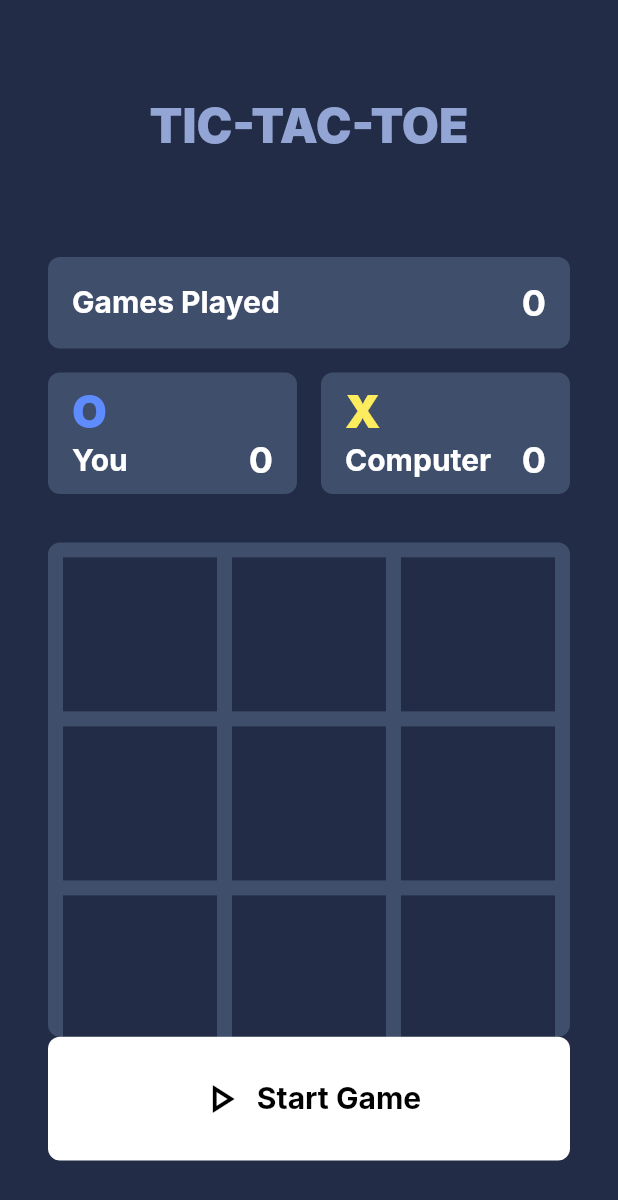
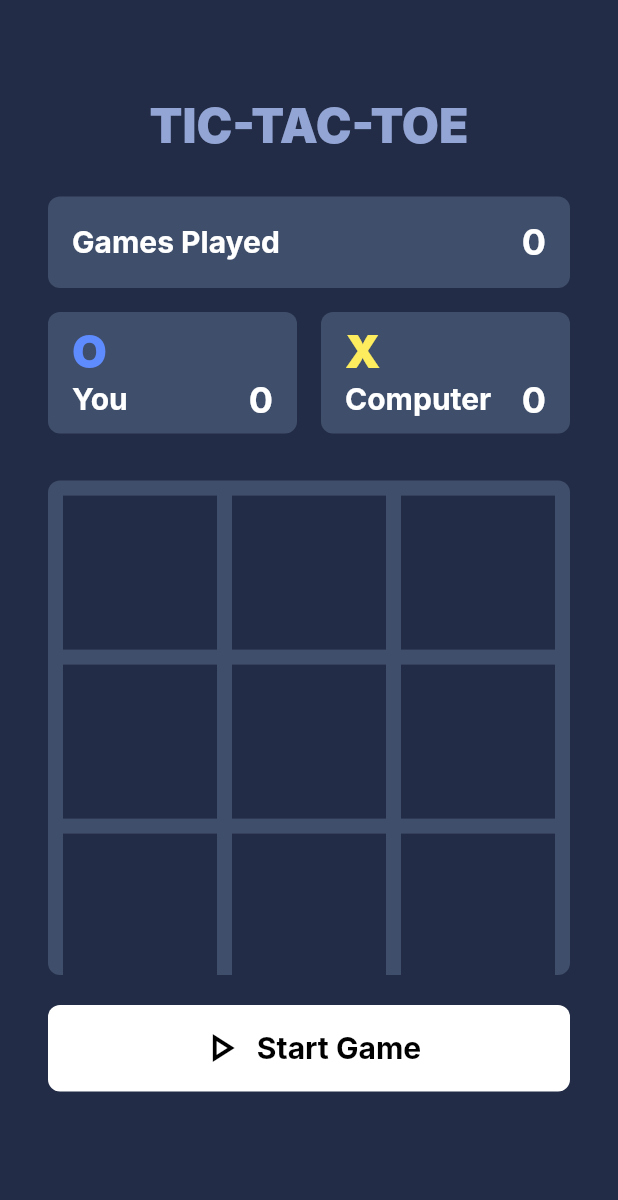
Before and after one commit to BotsheloRamela/Flutter-Tic-Tac-Toe-Assignment, a Flutter app: the screen it shows after launch, on a phone screen of 412 x 824 dp. Shown: the top 1200 px of the screen. Run offline on Flutter 3.47's test engine with Material 3 defaults, Android fonts, the phone set to English and light mode, and no system bars; our stand-ins replace bloc, equatable, flutter_bloc, get_it; Roboto replaces fonts that are missing (Inter).

Commit message:
CHORE(ui): Make game page scrollable to support more widgets

```diff
--- a/lib/game/widgets/action_button.dart
+++ b/lib/game/widgets/action_button.dart
@@ -8,7 +8,7 @@ extension on Status {
       return 'Start Game';
     }
     if (this == Status.inProgress) {
-      return 'Reset Game';
+      return 'Restart Game';
     }
     return 'Play Again';
   }
@@ -48,7 +48,7 @@ class ActionButton extends StatelessWidget {
       },
       style: ButtonStyle(
         backgroundColor: WidgetStateProperty.all(colorScheme.inversePrimary),
-        padding: WidgetStateProperty.all(const EdgeInsets.symmetric(horizontal: 16, vertical: 8)),
+        padding: WidgetStateProperty.all(const EdgeInsets.symmetric(horizontal: 16)),
         shape: WidgetStateProperty.all(RoundedRectangleBorder(borderRadius: BorderRadius.circular(8))),
       ),
       child: Row(
--- a/lib/game/widgets/game_page.dart
+++ b/lib/game/widgets/game_page.dart
@@ -25,23 +25,33 @@ class GamePage extends StatelessWidget {
           }
         },
         builder: (context, state) {
-          return Container(
+          return SingleChildScrollView(
+            physics: const NeverScrollableScrollPhysics(),
+            child: Container(
               padding: const EdgeInsets.all(32),
               child: Column(
                 children: [
                   SizedBox(
-                  height: MediaQuery.sizeOf(context).height * .4,
+                    height: MediaQuery.sizeOf(context).height * .35,
                     child: ScoreHeader(state: state),
                   ),
                   SizedBox(
                     height: MediaQuery.sizeOf(context).height * .4,
                     child: Grid(positions: state.positions),
                   ),
+                  const SizedBox(height: 20),
                   SizedBox(
-                  height: MediaQuery.sizeOf(context).height * .1,
+                    height: MediaQuery.sizeOf(context).height * .07,
+                    child: ActionButton(status: state.status),
+                  ),
+                  const SizedBox(height: 20),
+                  if (state.status == Status.inProgress)
+                    SizedBox(
+                      height: MediaQuery.sizeOf(context).height * .07,
                       child: ActionButton(status: state.status),
                     ),
                 ],
+              ),
             ),
           );
         },
--- a/lib/game/widgets/grid.dart
+++ b/lib/game/widgets/grid.dart
@@ -18,8 +18,9 @@ class _MarkerBlock extends StatelessWidget {
   @override
   Widget build(BuildContext context) {
     final gameBloc = context.read<GameBloc>();
-    ThemeData theme = Theme.of(context);
-    Color? pointColor = point?.value.toColor(theme);
+    final ThemeData theme = Theme.of(context);
+    final Color? pointColor = point?.value.toColor(theme);
+
     return GestureDetector(
       onTap: () => gameBloc.add(MoveEvent(MarkedPoint.pointByPlayer(position: position))),
       child: Container(
@@ -37,42 +38,37 @@ class _MarkerBlock extends StatelessWidget {
   }
 }
 
-class Grid extends StatefulWidget {
-  List<MarkedPoint> positions;
-  Grid({required this.positions, super.key});
+class Grid extends StatelessWidget {
+  final List<MarkedPoint> positions;
+
+  const Grid({required this.positions, super.key});
 
   @override
-  State<Grid> createState() => _GridState();
-}
-
-class _GridState extends State<Grid> {
-  @override
   Widget build(BuildContext context) {
-    ThemeData theme = Theme.of(context);
+    final ThemeData theme = Theme.of(context);
     return BlocBuilder<GameBloc, GameState>(
       builder: (context, state) {
-        List<MarkedPoint> gridPositions = state.positions;
-        return SizedBox(
-          child: Container(
-            decoration: BoxDecoration(
-              color: theme.colorScheme.onSurface,
-              borderRadius: BorderRadius.circular(8),
-            ),
-            child: GridView.count(
-              padding: EdgeInsets.all(10),
+        final List<MarkedPoint> gridPositions = state.positions;
+
+        return Container(
+          decoration: BoxDecoration(
+            color: theme.colorScheme.onSurface,
+            borderRadius: BorderRadius.circular(8),
+          ),
+          child: GridView.builder(
+            padding: const EdgeInsets.all(10),
+            gridDelegate: const SliverGridDelegateWithFixedCrossAxisCount(
               crossAxisCount: 3,
               mainAxisSpacing: 10,
               crossAxisSpacing: 10,
-              children: EngineConstants.maxGridPoints.map(
-                (position) {
-                  MarkedPoint? currentPoint = gridPositions.existsOnGrid(position);
-                  return _MarkerBlock(
-                    point: currentPoint,
-                    position: position,
-                  );
-                },
-              ).toList(),
             ),
+            itemCount: EngineConstants.maxGridPoints.length,
+            physics: const NeverScrollableScrollPhysics(),
+            itemBuilder: (context, index) {
+              final position = EngineConstants.maxGridPoints[index];
+              final currentPoint = gridPositions.existsOnGrid(position);
+              return _MarkerBlock(point: currentPoint, position: position);
+            },
           ),
         );
       },
--- a/lib/game/widgets/score_header.dart
+++ b/lib/game/widgets/score_header.dart
@@ -29,7 +29,7 @@ class ScoreHeader extends StatelessWidget {
           ),
         ),
         Flexible(
-          flex: 2,
+          flex: 3,
           child: Container(
             padding: const EdgeInsets.all(16),
             decoration: BoxDecoration(
@@ -47,7 +47,7 @@ class ScoreHeader extends StatelessWidget {
         ),
         const SizedBox(height: 16),
         Flexible(
-          flex: 3,
+          flex: 4,
           child: SizedBox(
             width: MediaQuery.of(context).size.width,
             child: Row(
```
Lines whose indentation alone changed are shown as unchanged.
